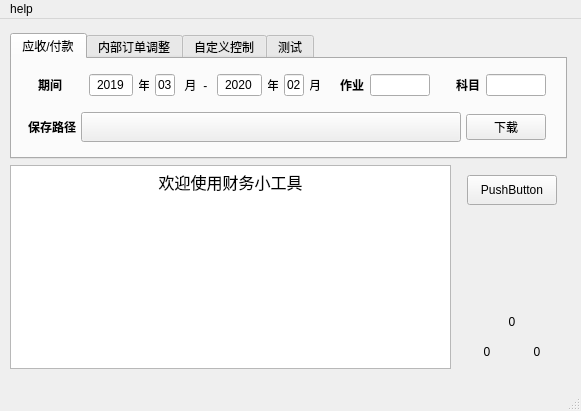
This is financial.ui in chenzhipeng-hqu/python as Qt 5 draws it before an edit. The edited form follows.
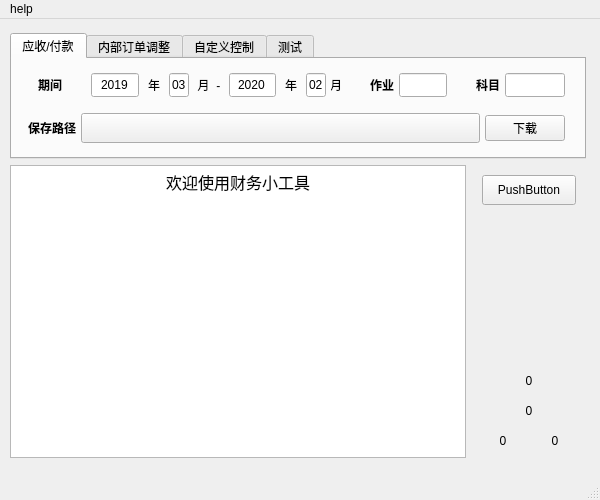
This is the edited form.

Commit message:
[feature][FinancialTools][rgb] get rgb from mouse position
[what]
[why]null
[how]null

The edit to the form file:
```diff
--- a/financial.ui
+++ b/financial.ui
@@ -6,20 +6,26 @@
    <rect>
     <x>0</x>
     <y>0</y>
-    <width>581</width>
-    <height>411</height>
+    <width>600</width>
+    <height>500</height>
    </rect>
   </property>
+  <property name="sizePolicy">
+   <sizepolicy hsizetype="Maximum" vsizetype="Maximum">
+    <horstretch>0</horstretch>
+    <verstretch>0</verstretch>
+   </sizepolicy>
+  </property>
   <property name="minimumSize">
    <size>
-    <width>581</width>
-    <height>411</height>
+    <width>600</width>
+    <height>500</height>
    </size>
   </property>
   <property name="maximumSize">
    <size>
-    <width>581</width>
-    <height>411</height>
+    <width>600</width>
+    <height>500</height>
    </size>
   </property>
   <property name="windowTitle">
@@ -27,16 +33,28 @@
   </property>
   <widget class="QWidget" name="centralwidget">
    <property name="sizePolicy">
-    <sizepolicy hsizetype="Fixed" vsizetype="Fixed">
+    <sizepolicy hsizetype="Maximum" vsizetype="Maximum">
      <horstretch>0</horstretch>
      <verstretch>0</verstretch>
     </sizepolicy>
    </property>
+   <property name="minimumSize">
+    <size>
+     <width>600</width>
+     <height>350</height>
+    </size>
+   </property>
+   <property name="maximumSize">
+    <size>
+     <width>600</width>
+     <height>500</height>
+    </size>
+   </property>
    <layout class="QGridLayout" name="gridLayout_2">
     <item row="0" column="0">
-     <layout class="QGridLayout" name="gridLayout" rowstretch="3,7,7,0" columnstretch="4,1" rowminimumheight="4,1,1,0" columnminimumwidth="4,1">
+     <layout class="QGridLayout" name="gridLayout" rowstretch="3,7,7,1,1" columnstretch="4,1" rowminimumheight="4,1,1,1,1" columnminimumwidth="4,1">
       <property name="sizeConstraint">
-       <enum>QLayout::SetMinimumSize</enum>
+       <enum>QLayout::SetDefaultConstraint</enum>
       </property>
       <property name="leftMargin">
        <number>1</number>
@@ -91,7 +109,7 @@
         </item>
        </layout>
       </item>
-      <item row="3" column="1">
+      <item row="4" column="1">
        <layout class="QHBoxLayout" name="mouse_horizontalLayout" stretch="10,10">
         <property name="spacing">
          <number>10</number>
@@ -145,30 +163,6 @@
         </item>
        </layout>
       </item>
-      <item row="1" column="0" rowspan="3">
-       <widget class="QTextBrowser" name="textBrowser">
-        <property name="sizePolicy">
-         <sizepolicy hsizetype="Maximum" vsizetype="Maximum">
-          <horstretch>0</horstretch>
-          <verstretch>0</verstretch>
-         </sizepolicy>
-        </property>
-        <property name="maximumSize">
-         <size>
-          <width>500</width>
-          <height>300</height>
-         </size>
-        </property>
-        <property name="html">
-         <string>&lt;!DOCTYPE HTML PUBLIC &quot;-//W3C//DTD HTML 4.0//EN&quot; &quot;http://www.w3.org/TR/REC-html40/strict.dtd&quot;&gt;
-&lt;html&gt;&lt;head&gt;&lt;meta name=&quot;qrichtext&quot; content=&quot;1&quot; /&gt;&lt;style type=&quot;text/css&quot;&gt;
-p, li { white-space: pre-wrap; }
-&lt;/style&gt;&lt;/head&gt;&lt;body style=&quot; font-family:'SimSun'; font-size:9pt; font-weight:400; font-style:normal;&quot;&gt;
-&lt;p align=&quot;center&quot; style=&quot; margin-top:0px; margin-bottom:0px; margin-left:0px; margin-right:0px; -qt-block-indent:0; text-indent:0px;&quot;&gt;&lt;span style=&quot; font-size:12pt;&quot;&gt;欢迎使用财务小工具&lt;/span&gt;&lt;/p&gt;
-&lt;p style=&quot;-qt-paragraph-type:empty; margin-top:0px; margin-bottom:0px; margin-left:0px; margin-right:0px; -qt-block-indent:0; text-indent:0px; font-size:12pt;&quot;&gt;&lt;br /&gt;&lt;/p&gt;&lt;/body&gt;&lt;/html&gt;</string>
-        </property>
-       </widget>
-      </item>
       <item row="0" column="0" colspan="2">
        <widget class="QTabWidget" name="tabWidget">
         <property name="sizePolicy">
@@ -191,9 +185,9 @@
              <enum>QLayout::SetDefaultConstraint</enum>
             </property>
             <item>
-             <layout class="QHBoxLayout" name="payables_horizontalLayout" stretch="1,1,1,1,1,1,1,1,1,0,0,1,2">
+             <layout class="QHBoxLayout" name="payables_horizontalLayout" stretch="1,1,1,1,1,1,1,1,1,1,1,1,2">
               <property name="spacing">
-               <number>6</number>
+               <number>5</number>
               </property>
               <property name="leftMargin">
                <number>17</number>
@@ -249,7 +243,7 @@
                 <property name="maximumSize">
                  <size>
                   <width>50</width>
-                  <height>16777215</height>
+                  <height>30</height>
                  </size>
                 </property>
                 <property name="mouseTracking">
@@ -273,7 +267,7 @@
                 </property>
                 <property name="maximumSize">
                  <size>
-                  <width>10</width>
+                  <width>20</width>
                   <height>16777215</height>
                  </size>
                 </property>
@@ -281,7 +275,7 @@
                  <enum>Qt::LeftToRight</enum>
                 </property>
                 <property name="text">
-                 <string>年</string>
+                 <string> 年 </string>
                 </property>
                 <property name="alignment">
                  <set>Qt::AlignCenter</set>
@@ -299,7 +293,7 @@
                 <property name="maximumSize">
                  <size>
                   <width>20</width>
-                  <height>16777215</height>
+                  <height>30</height>
                  </size>
                 </property>
                 <property name="text">
@@ -346,7 +340,7 @@
                 <property name="maximumSize">
                  <size>
                   <width>50</width>
-                  <height>16777215</height>
+                  <height>30</height>
                  </size>
                 </property>
                 <property name="text">
@@ -367,7 +361,7 @@
                 </property>
                 <property name="maximumSize">
                  <size>
-                  <width>10</width>
+                  <width>20</width>
                   <height>16777215</height>
                  </size>
                 </property>
@@ -393,7 +387,7 @@
                 <property name="maximumSize">
                  <size>
                   <width>20</width>
-                  <height>16777215</height>
+                  <height>30</height>
                  </size>
                 </property>
                 <property name="text">
@@ -485,8 +479,8 @@
                 </property>
                 <property name="maximumSize">
                  <size>
-                  <width>60</width>
-                  <height>16777215</height>
+                  <width>80</width>
+                  <height>30</height>
                  </size>
                 </property>
                 <property name="alignment">
@@ -548,7 +542,7 @@
                 <property name="maximumSize">
                  <size>
                   <width>60</width>
-                  <height>16777215</height>
+                  <height>30</height>
                  </size>
                 </property>
                 <property name="alignment">
@@ -737,6 +731,49 @@
         </property>
        </widget>
       </item>
+      <item row="1" column="0" rowspan="4">
+       <widget class="QTextBrowser" name="textBrowser">
+        <property name="sizePolicy">
+         <sizepolicy hsizetype="Maximum" vsizetype="Maximum">
+          <horstretch>0</horstretch>
+          <verstretch>0</verstretch>
+         </sizepolicy>
+        </property>
+        <property name="maximumSize">
+         <size>
+          <width>500</width>
+          <height>300</height>
+         </size>
+        </property>
+        <property name="html">
+         <string>&lt;!DOCTYPE HTML PUBLIC &quot;-//W3C//DTD HTML 4.0//EN&quot; &quot;http://www.w3.org/TR/REC-html40/strict.dtd&quot;&gt;
+&lt;html&gt;&lt;head&gt;&lt;meta name=&quot;qrichtext&quot; content=&quot;1&quot; /&gt;&lt;style type=&quot;text/css&quot;&gt;
+p, li { white-space: pre-wrap; }
+&lt;/style&gt;&lt;/head&gt;&lt;body style=&quot; font-family:'Sans Serif'; font-size:9pt; font-weight:400; font-style:normal;&quot;&gt;
+&lt;p align=&quot;center&quot; style=&quot; margin-top:0px; margin-bottom:0px; margin-left:0px; margin-right:0px; -qt-block-indent:0; text-indent:0px;&quot;&gt;&lt;span style=&quot; font-family:'SimSun'; font-size:12pt;&quot;&gt;欢迎使用财务小工具&lt;/span&gt;&lt;/p&gt;
+&lt;p style=&quot;-qt-paragraph-type:empty; margin-top:0px; margin-bottom:0px; margin-left:0px; margin-right:0px; -qt-block-indent:0; text-indent:0px; font-family:'SimSun'; font-size:12pt;&quot;&gt;&lt;br /&gt;&lt;/p&gt;&lt;/body&gt;&lt;/html&gt;</string>
+        </property>
+       </widget>
+      </item>
+      <item row="3" column="1">
+       <widget class="QLabel" name="rgb_label">
+        <property name="maximumSize">
+         <size>
+          <width>200</width>
+          <height>16777215</height>
+         </size>
+        </property>
+        <property name="layoutDirection">
+         <enum>Qt::LeftToRight</enum>
+        </property>
+        <property name="text">
+         <string>0</string>
+        </property>
+        <property name="alignment">
+         <set>Qt::AlignBottom|Qt::AlignHCenter</set>
+        </property>
+       </widget>
+      </item>
      </layout>
     </item>
    </layout>
@@ -746,8 +783,8 @@
     <rect>
      <x>0</x>
      <y>0</y>
-     <width>581</width>
-     <height>23</height>
+     <width>600</width>
+     <height>28</height>
     </rect>
    </property>
    <widget class="QMenu" name="menu">
```
The commit also changes 3 other files.
